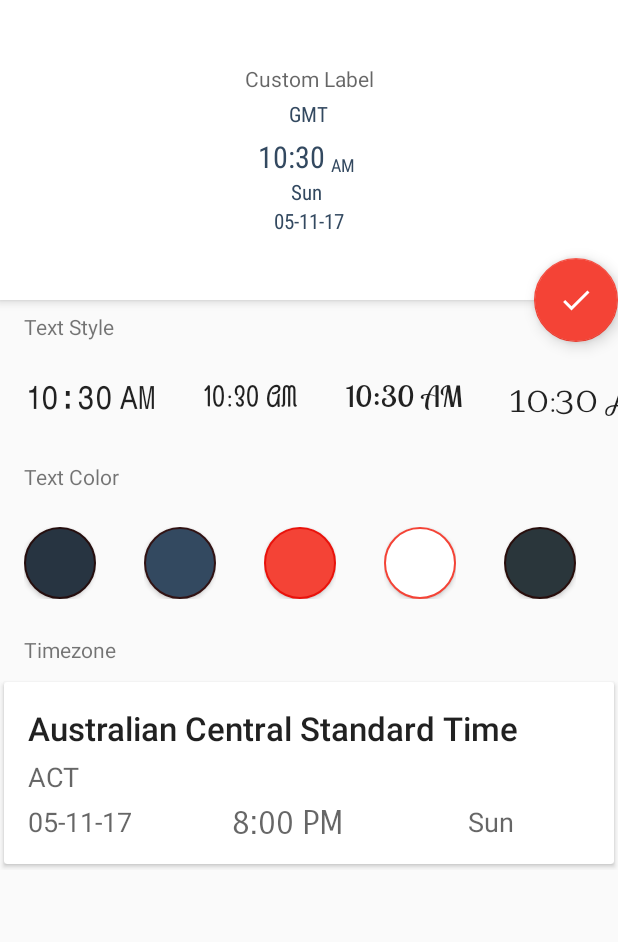
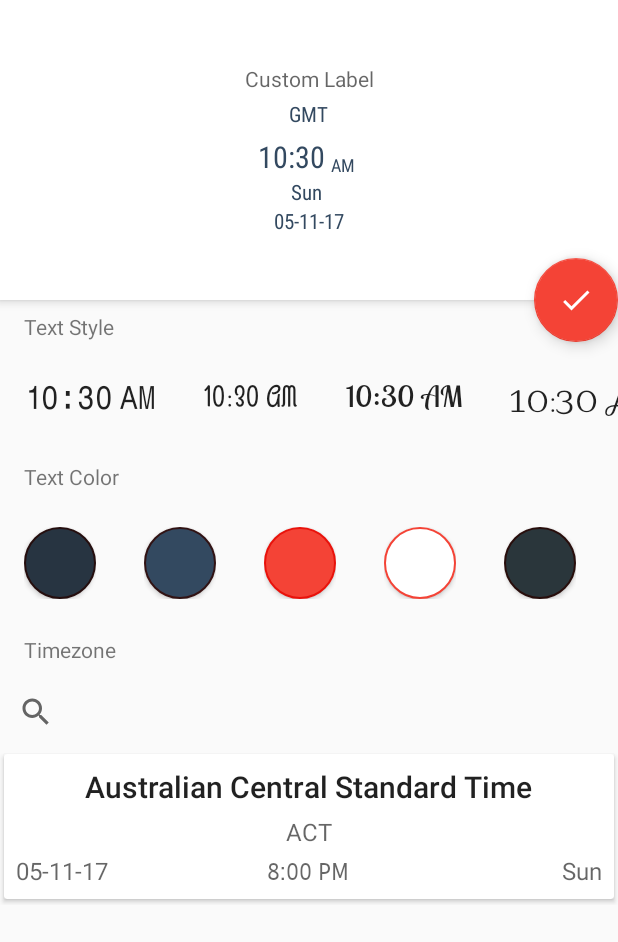
Before and after one commit to zkhan93/WorldClock, an Android app: the WidgetCustomizationActivity screen opened directly, with no data from a screen before it, on a phone screen of 412 x 824 dp. Shown: the top 942 px of the screen. Run offline under Robolectric (Android 15) with nearby library versions, the phone set to English and light mode, and no system bars; Roboto replaces fonts that are not available here.

Commit message:
added feature: 1- Timezone search added while creating widget

```diff
--- a/app/src/main/java/anonestep/com/worldclock/Adapter/TimeZoneAdapter.java
+++ b/app/src/main/java/anonestep/com/worldclock/Adapter/TimeZoneAdapter.java
@@ -28,26 +28,29 @@ import anonestep.com.worldclock.ViewHolder.TimeZoneViewHolder;
  * Created by Madhur Jain on 4/23/2017.
  */
 
-public class TimeZoneAdapter extends RecyclerView.Adapter<TimeZoneViewHolder>{
+public class TimeZoneAdapter extends RecyclerView.Adapter<TimeZoneViewHolder> {
 
     List<String> timeZoneIdList;
     TimeZoneClickListener itemClickListener;
+    int layoutResource;
 
-    public TimeZoneAdapter(List<String> timeZoneIdList, TimeZoneClickListener itemClickListener) {
+    public TimeZoneAdapter(List<String> timeZoneIdList, TimeZoneClickListener itemClickListener,
+                           int layoutResource) {
         this.timeZoneIdList = timeZoneIdList;
         this.itemClickListener = itemClickListener;
+        this.layoutResource = layoutResource;
     }
 
     @Override
     public TimeZoneViewHolder onCreateViewHolder(ViewGroup parent, int viewType) {
-        View view = LayoutInflater.from(parent.getContext()).inflate(R.layout.time_zone_card, parent, false);
-        return new TimeZoneViewHolder(view,itemClickListener);
+        View view = LayoutInflater.from(parent.getContext()).inflate(layoutResource, parent, false);
+        return new TimeZoneViewHolder(view, itemClickListener);
     }
 
 
     @Override
     public void onBindViewHolder(TimeZoneViewHolder holder, int position) {
-       holder.setTimeZone(timeZoneIdList.get(position));
+        holder.setTimeZone(timeZoneIdList.get(position));
     }
 
     @Override
--- a/app/src/main/java/anonestep/com/worldclock/MainActivity.java
+++ b/app/src/main/java/anonestep/com/worldclock/MainActivity.java
@@ -45,9 +45,9 @@ public class MainActivity extends AppCompatActivity implements DeleteConfirmatio
 
         dbHelper = new DbHelper(getBaseContext());
         mSqLiteDatabase = dbHelper.getReadableDatabase();
-        actionSettingImage = (ImageView) findViewById(R.id.actionSettings);
-        timeZoneTV = (TextView) findViewById(R.id.defaulttimezone);
-        textClock = (TextClock) findViewById(R.id.textClock);
+        actionSettingImage = findViewById(R.id.actionSettings);
+        timeZoneTV = findViewById(R.id.defaulttimezone);
+        textClock = findViewById(R.id.textClock);
         Calendar cal = Calendar.getInstance();
         timeZoneTV.setText(cal.getTimeZone().getDisplayName());
 
--- a/app/src/main/java/anonestep/com/worldclock/TimeZoneListActivity.java
+++ b/app/src/main/java/anonestep/com/worldclock/TimeZoneListActivity.java
@@ -45,7 +45,7 @@ public class TimeZoneListActivity extends AppCompatActivity implements SearchVie
         searchView.setOnQueryTextListener(this);
         timeZoneRecyclerView = (RecyclerView) findViewById(R.id.timezoneRecyclerView);
         timeZoneRecyclerView.setLayoutManager(new LinearLayoutManager(getBaseContext()));
-        adapter = new TimeZoneAdapter(timeZoneIdList, this);
+        adapter = new TimeZoneAdapter(timeZoneIdList, this,R.layout.time_zone_card);
         timeZoneRecyclerView.setAdapter(adapter);
     }
 
--- a/app/src/main/java/anonestep/com/worldclock/WidgetCustomizationActivity.java
+++ b/app/src/main/java/anonestep/com/worldclock/WidgetCustomizationActivity.java
@@ -16,6 +16,7 @@ import android.support.v4.content.ContextCompat;
 import android.support.v7.app.AppCompatActivity;
 import android.support.v7.widget.LinearLayoutManager;
 import android.support.v7.widget.RecyclerView;
+import android.support.v7.widget.SearchView;
 import android.util.Log;
 import android.view.View;
 import android.widget.EditText;
@@ -23,9 +24,13 @@ import android.widget.RemoteViews;
 import android.widget.TextClock;
 import android.widget.TextView;
 
+import java.util.ArrayList;
 import java.util.Arrays;
+import java.util.Collections;
 import java.util.Date;
+import java.util.HashSet;
 import java.util.List;
+import java.util.Set;
 
 import anonestep.com.worldclock.Adapter.TextStyleAdapter;
 import anonestep.com.worldclock.Adapter.TimeZoneAdapter;
@@ -35,8 +40,10 @@ import anonestep.com.worldclock.Listener.TimeZoneClickListener;
 import anonestep.com.worldclock.Listener.WidgetTextColorSelectorListener;
 
 public class WidgetCustomizationActivity extends AppCompatActivity implements
-        WidgetTextColorSelectorListener, TextStyleSelectorListener, TimeZoneClickListener {
+        WidgetTextColorSelectorListener, TextStyleSelectorListener, TimeZoneClickListener,
+        SearchView.OnQueryTextListener {
     public static String TAG = WidgetCustomizationActivity.class.getSimpleName();
+    public static String PREF_KEY_FAV_TIMEZONES = "FAV_TIMEZONES";
     public static String PREF_KEY_WIDGET_COLOR = "WIDGET_COLOR_%d";
     public static String PREF_KEY_WIDGET_FONT = "WIDGET_FONT_%d";
     public static String PREF_KEY_WIDGET_TIMZONE = "WIDGET_TIMEZONE_%d";
@@ -78,7 +85,10 @@ public class WidgetCustomizationActivity extends AppCompatActivity implements
     TextView mTimeZone, mDate, mAmPm, mWeekDay;
     EditText customLabel;
     TextClock mTextClock;
+    SearchView searchView;
     int mAppWidgetId;
+    private TimeZoneAdapter mTimeZoneAdapter;
+    private List<String> timeZones;
 
     @Override
     protected void onCreate(Bundle savedInstanceState) {
@@ -96,6 +106,8 @@ public class WidgetCustomizationActivity extends AppCompatActivity implements
         mWeekDay = findViewById(R.id.weekDay);
         mTextClock = findViewById(R.id.time_clock);
         customLabel = findViewById(R.id.customLabel);
+        searchView = findViewById(R.id.searchBar);
+        searchView.setOnQueryTextListener(this);
         Intent intent = getIntent();
         final Bundle bundle = intent.getExtras();
         if (bundle != null) {
@@ -138,10 +150,9 @@ public class WidgetCustomizationActivity extends AppCompatActivity implements
         RecyclerView mTimezoneRecyclerView = findViewById(R.id.timezone_recyclerview);
         mTimezoneRecyclerView.setLayoutManager(new LinearLayoutManager(getBaseContext(),
                 LinearLayoutManager.HORIZONTAL, false));
-        List<String> timeZones = Arrays.asList(TimeZone
-                .getAvailableIDs());
-        TimeZoneAdapter mTimeZoneAdapter = new TimeZoneAdapter(timeZones,
-                this);
+        timeZones = Arrays.asList(TimeZone.getAvailableIDs());
+        mTimeZoneAdapter = new TimeZoneAdapter(timeZones,
+                this, R.layout.listitem_time_zone);
         mTimezoneRecyclerView.setAdapter(mTimeZoneAdapter);
 
 
@@ -169,9 +180,14 @@ public class WidgetCustomizationActivity extends AppCompatActivity implements
                 views.setOnClickPendingIntent(R.id.canvas, pendingIntent);
                 Log.d(TAG, "saving color: " + getColor(colorIds[colorPosition]) + " for: " +
                         mAppWidgetId);
-                PreferenceManager.getDefaultSharedPreferences(WidgetCustomizationActivity.this
-                        .getApplicationContext())
-                        .edit().putInt(String.format(PREF_KEY_WIDGET_COLOR, mAppWidgetId),
+                SharedPreferences sharedPreferences = PreferenceManager
+                        .getDefaultSharedPreferences(WidgetCustomizationActivity.this
+                                .getApplicationContext());
+                Set<String> favTimeZoneIds = sharedPreferences.getStringSet(PREF_KEY_FAV_TIMEZONES,
+                        new HashSet<String>());
+                favTimeZoneIds.add(currentTimeZoneId);
+
+                sharedPreferences.edit().putInt(String.format(PREF_KEY_WIDGET_COLOR, mAppWidgetId),
                         getColor(colorIds[colorPosition])).putString(String.format
                         (PREF_KEY_WIDGET_FONT,
                                 mAppWidgetId), fonts[fontPosition]).putString(String.format
@@ -179,6 +195,7 @@ public class WidgetCustomizationActivity extends AppCompatActivity implements
                         (String.format
                                 (PREF_KEY_WIDGET_LABEL, mAppWidgetId), customLabel.getText()
                                 .toString())
+                        .putStringSet(PREF_KEY_FAV_TIMEZONES, favTimeZoneIds)
                         .commit();
 
                 Log.d(TAG, "created onfig for widget: " + mAppWidgetId);
@@ -250,4 +267,35 @@ public class WidgetCustomizationActivity extends AppCompatActivity implements
         if (mTimeZone != null)
             mTimeZone.setText(timeZoneId);
     }
+
+    @Override
+    public boolean onQueryTextSubmit(String query) {
+        Log.d(TAG, "onQueryTextSubmit: " + query.toLowerCase());
+        filterTimezones(query.toLowerCase());
+        return true;
+    }
+
+    @Override
+    public boolean onQueryTextChange(String newText) {
+        Log.d(TAG, "onQueryTextChange: " + newText);
+        filterTimezones(newText);
+        return true;
+    }
+
+    private void filterTimezones(String text) {
+        if (text != null && !text.isEmpty()) {
+            text = text.toLowerCase();
+            ArrayList<String> zoneIdList = new ArrayList<>();
+            for (String timeZone : this.timeZones) {
+                String displayName = TimeZone.getTimeZone(timeZone).getDisplayName().toLowerCase();
+                if (displayName.contains(text)) {
+                    zoneIdList.add(timeZone);
+                } else if (timeZone.toLowerCase().contains(text)) {
+                    zoneIdList.add(timeZone);
+                }
+            }
+            Log.d(TAG, zoneIdList.size() + " ");
+            mTimeZoneAdapter.setFilter(zoneIdList);
+        }
+    }
 }
--- a/app/src/main/res/layout/content_widget_customization.xml
+++ b/app/src/main/res/layout/content_widget_customization.xml
@@ -42,6 +42,10 @@
             android:layout_width="match_parent"
             android:layout_height="wrap_content"/>
 
+        <LinearLayout
+            android:layout_width="match_parent"
+            android:orientation="vertical"
+            android:layout_height="wrap_content">
 
             <TextView
                 android:layout_width="wrap_content"
@@ -51,10 +55,19 @@
                 android:paddingTop="8dp"
                 android:text="@string/timezone"/>
 
+            <android.support.v7.widget.SearchView
+                android:id="@+id/searchBar"
+                android:layout_width="match_parent"
+                android:layout_height="wrap_content"
+                app:queryHint="Search Time Zone here" />
+        </LinearLayout>
+
         <android.support.v7.widget.RecyclerView
             android:id="@+id/timezone_recyclerview"
             android:layout_width="match_parent"
-            android:layout_height="wrap_content"/>
+            android:layout_height="wrap_content"
+            tools:orientation="horizontal"
+            tools:listitem="@layout/listitem_time_zone"/>
 
     </LinearLayout>
 
--- /dev/null
+++ b/app/src/main/res/layout/listitem_time_zone.xml
@@ -0,0 +1,76 @@
+<?xml version="1.0" encoding="utf-8"?>
+
+<android.support.v7.widget.CardView
+    xmlns:android="http://schemas.android.com/apk/res/android"
+    xmlns:app="http://schemas.android.com/apk/res-auto"
+    xmlns:tools="http://schemas.android.com/tools"
+    android:layout_width="match_parent"
+    android:layout_height="wrap_content"
+    app:cardUseCompatPadding="true">
+
+    <LinearLayout
+        android:layout_width="match_parent"
+        android:layout_height="wrap_content"
+        android:orientation="vertical"
+        android:padding="8dp">
+
+        <TextView
+            android:id="@+id/displayName"
+            style="@style/TextAppearance.AppCompat.Widget.ActionBar.Title"
+            android:layout_width="wrap_content"
+            android:layout_height="wrap_content"
+            android:layout_gravity="center"
+            tools:text="Asia/Kolkata"/>
+
+
+        <TextView
+            android:id="@+id/timeZoneId"
+            style="@style/TextAppearance.AppCompat.Widget.ActionBar.Subtitle"
+            android:layout_width="wrap_content"
+            android:layout_height="wrap_content"
+            android:layout_gravity="center"
+            android:paddingTop="5dp"
+            tools:text="IST"/>
+
+        <LinearLayout
+            android:layout_width="match_parent"
+            android:layout_height="wrap_content"
+            android:orientation="horizontal"
+            android:paddingTop="4dp">
+
+            <TextView
+                android:id="@+id/date"
+                style="@style/TextAppearance.AppCompat.Widget.ActionBar.Subtitle"
+                android:layout_width="0dp"
+                android:layout_height="wrap_content"
+                android:layout_weight="1"
+                android:gravity="start"
+                tools:text="12 Nov"
+                />
+
+
+            <TextClock
+                android:id="@+id/timeClock"
+                style="@style/TextAppearance.AppCompat.Widget.ActionBar.Subtitle"
+                android:layout_width="0dp"
+                android:layout_height="wrap_content"
+                android:layout_marginStart="8dp"
+                android:layout_weight="1"
+                android:fontFamily="sans-serif-smallcaps"
+                android:gravity="center"
+                tools:text="12:34 PM"
+                />
+
+            <TextView
+                android:id="@+id/weekDay"
+                style="@style/TextAppearance.AppCompat.Widget.ActionBar.Subtitle"
+                android:layout_width="0dp"
+                android:layout_height="wrap_content"
+                android:layout_marginStart="8dp"
+                android:layout_weight="1"
+                android:gravity="end"
+                tools:text="Saturday"/>
+
+        </LinearLayout>
+    </LinearLayout>
+</android.support.v7.widget.CardView>
```
Lines whose indentation alone changed are shown as unchanged.
